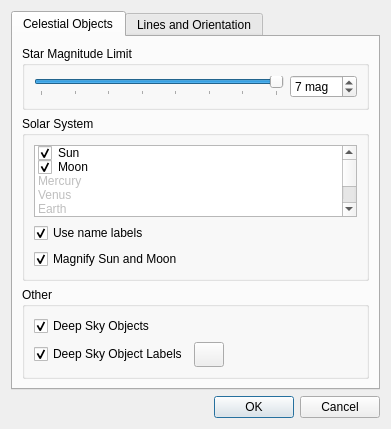
Before: the Qt Designer form src/plugins/render/stars/StarsConfigWidget.ui in KDE/marble, drawn with Qt 5.
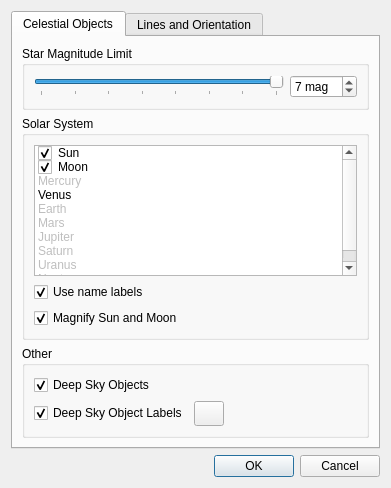
After: the same form once the commit is applied.

Commit message:
Venus added into the Stars plugin
+ few different fixes, ui

The edit to the form file:
```diff
--- a/src/plugins/render/stars/StarsConfigWidget.ui
+++ b/src/plugins/render/stars/StarsConfigWidget.ui
@@ -7,7 +7,7 @@
     <x>0</x>
     <y>0</y>
     <width>391</width>
-    <height>407</height>
+    <height>488</height>
    </rect>
   </property>
   <property name="windowTitle">
@@ -110,9 +110,6 @@
              <property name="checkState">
               <enum>Unchecked</enum>
              </property>
-             <property name="flags">
-              <set>ItemIsSelectable|ItemIsDragEnabled|ItemIsUserCheckable</set>
-             </property>
             </item>
             <item>
              <property name="text">
```
The commit also changes 2 other files.
